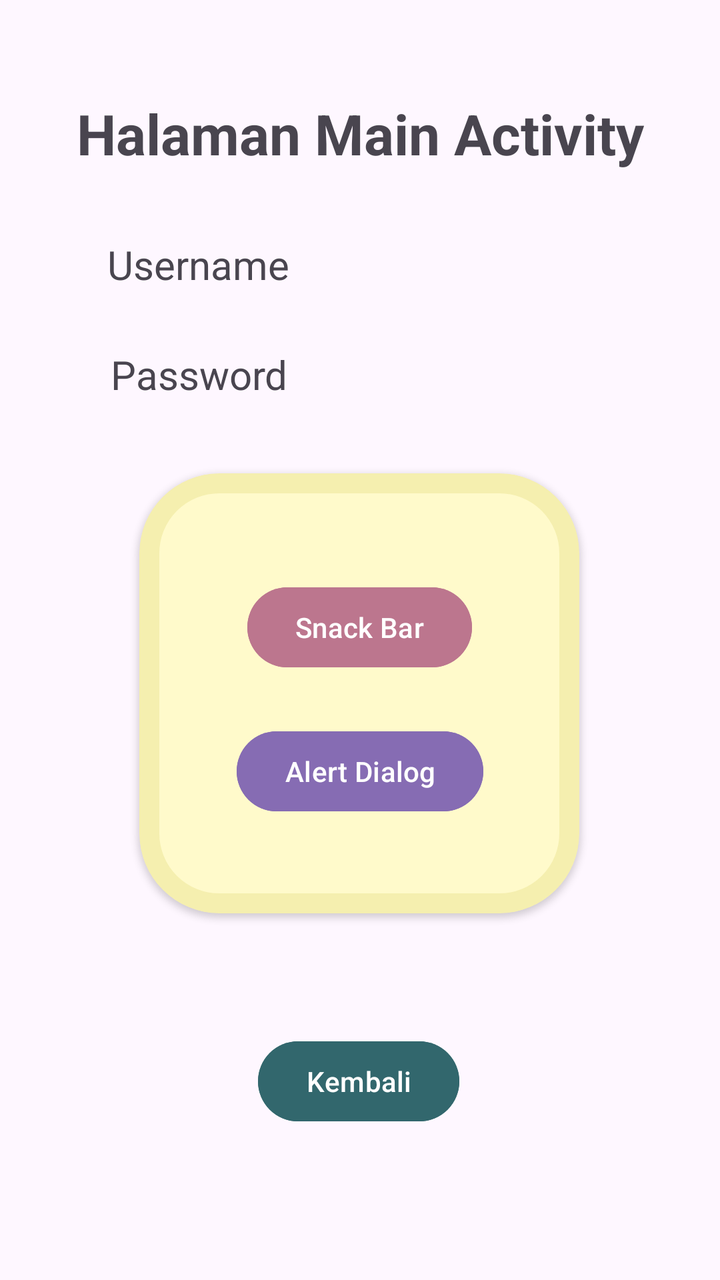
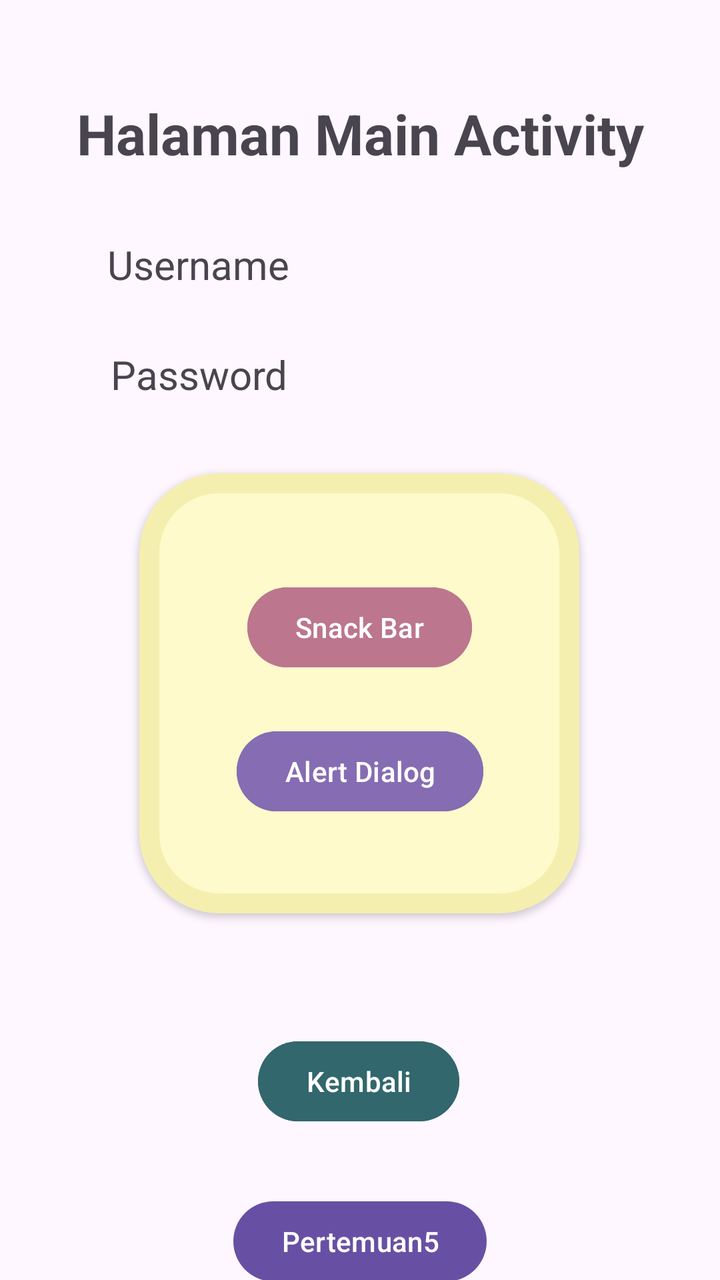

An Android layout rendered at two revisions. The XML below is the earlier revision; the diff shows what the commit changed to produce the second picture.
<!-- AndroidManifest.xml: application theme Theme.Dhaivina_3TIB -->
<!-- res/layout/activity_main.xml -->
<?xml version="1.0" encoding="utf-8"?>
<androidx.constraintlayout.widget.ConstraintLayout xmlns:android="http://schemas.android.com/apk/res/android"
    xmlns:app="http://schemas.android.com/apk/res-auto"
    xmlns:tools="http://schemas.android.com/tools"
    android:id="@+id/main"
    android:layout_width="match_parent"
    android:layout_height="match_parent"
    tools:context=".MainActivity">

    <TextView
        android:id="@+id/txtUsername"
        android:layout_width="wrap_content"
        android:layout_height="wrap_content"
        android:text="Username"
        android:textSize="20sp"
        app:layout_constraintBottom_toBottomOf="parent"
        app:layout_constraintEnd_toEndOf="parent"
        app:layout_constraintHorizontal_bias="0.2"
        app:layout_constraintStart_toStartOf="parent"
        app:layout_constraintTop_toBottomOf="@+id/txtHlmMain"
        app:layout_constraintVertical_bias="0.063" />

    <TextView
        android:id="@+id/txtPassword"
        android:layout_width="wrap_content"
        android:layout_height="wrap_content"
        android:layout_marginTop="28dp"
        android:text="Password"
        android:textSize="20sp"
        app:layout_constraintEnd_toEndOf="parent"
        app:layout_constraintHorizontal_bias="0.204"
        app:layout_constraintStart_toStartOf="parent"
        app:layout_constraintTop_toBottomOf="@+id/txtUsername" />

    <TextView
        android:id="@+id/txtHlmMain"
        android:layout_width="wrap_content"
        android:layout_height="wrap_content"
        android:layout_marginTop="48dp"
        android:text="Halaman Main Activity"
        android:textSize="28sp"
        android:textStyle="bold"
        app:layout_constraintEnd_toEndOf="parent"
        app:layout_constraintStart_toStartOf="parent"
        app:layout_constraintTop_toTopOf="parent" />

    <com.google.android.material.card.MaterialCardView
        android:id="@+id/materialCardView"
        android:layout_width="220dp"
        android:layout_height="220dp"
        android:layout_marginTop="36dp"
        app:cardBackgroundColor="#FFFACB"
        app:cardElevation="2dp"
        app:strokeColor="#48DBD169"
        app:strokeWidth="10dp"
        app:cardCornerRadius="40dp"
        app:layout_constraintEnd_toEndOf="parent"
        app:layout_constraintHorizontal_bias="0.497"
        app:layout_constraintStart_toStartOf="parent"
        app:layout_constraintTop_toBottomOf="@+id/txtPassword">

        <androidx.constraintlayout.widget.ConstraintLayout
            android:layout_width="match_parent"
            android:layout_height="match_parent"
            android:layout_margin="17dp">

            <Button
                android:id="@+id/btnSnackBar"
                android:layout_width="wrap_content"
                android:layout_height="wrap_content"
                android:layout_marginTop="36dp"
                android:backgroundTint="#BC768E"
                android:text="Snack Bar"
                app:layout_constraintEnd_toEndOf="parent"
                app:layout_constraintStart_toStartOf="parent"
                app:layout_constraintTop_toTopOf="parent" />

            <Button
                android:id="@+id/btnAlertDialog"
                android:layout_width="wrap_content"
                android:layout_height="wrap_content"
                android:layout_marginTop="24dp"
                android:backgroundTint="#866CB3"
                android:text="Alert Dialog"
                app:layout_constraintEnd_toEndOf="parent"
                app:layout_constraintHorizontal_bias="0.505"
                app:layout_constraintStart_toStartOf="parent"
                app:layout_constraintTop_toBottomOf="@+id/btnSnackBar" />
        </androidx.constraintlayout.widget.ConstraintLayout>
    </com.google.android.material.card.MaterialCardView>


    <Button
        android:id="@+id/btnKembali"
        android:layout_width="wrap_content"
        android:layout_height="wrap_content"
        android:layout_marginTop="60dp"
        android:backgroundTint="#32676D"
        android:text="Kembali"
        app:layout_constraintEnd_toEndOf="parent"
        app:layout_constraintHorizontal_bias="0.498"
        app:layout_constraintStart_toStartOf="parent"
        app:layout_constraintTop_toBottomOf="@+id/materialCardView" />

</androidx.constraintlayout.widget.ConstraintLayout>
<!-- resources referenced by this layout -->
<resources>
  <style name="Theme.Dhaivina_3TIB" parent="Base.Theme.Dhaivina_3TIB" />
  <style name="Base.Theme.Dhaivina_3TIB" parent="Theme.Material3.DayNight.NoActionBar">
          
          
      </style>
</resources>

<!-- the commit's change to res/layout/activity_main.xml (unified diff, before → after) -->
@@ -102,4 +102,14 @@
         app:layout_constraintStart_toStartOf="parent"
         app:layout_constraintTop_toBottomOf="@+id/materialCardView" />
 
+    <Button
+        android:id="@+id/btnToLima"
+        android:layout_width="wrap_content"
+        android:layout_height="wrap_content"
+        android:layout_marginTop="32dp"
+        android:text="Pertemuan5"
+        app:layout_constraintEnd_toEndOf="parent"
+        app:layout_constraintStart_toStartOf="parent"
+        app:layout_constraintTop_toBottomOf="@+id/btnKembali" />
+
 </androidx.constraintlayout.widget.ConstraintLayout>
